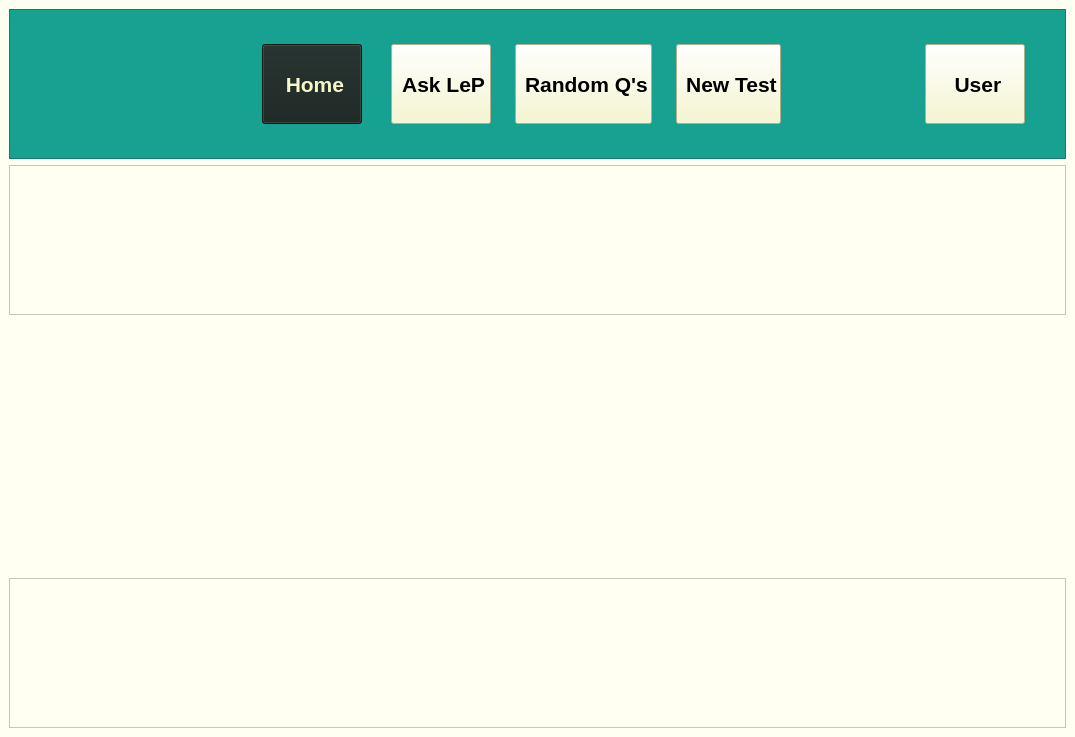
The window that src/views/ui/main.ui (adibozzhanov/LeProgram) describes before a commit, drawn with Qt 5.
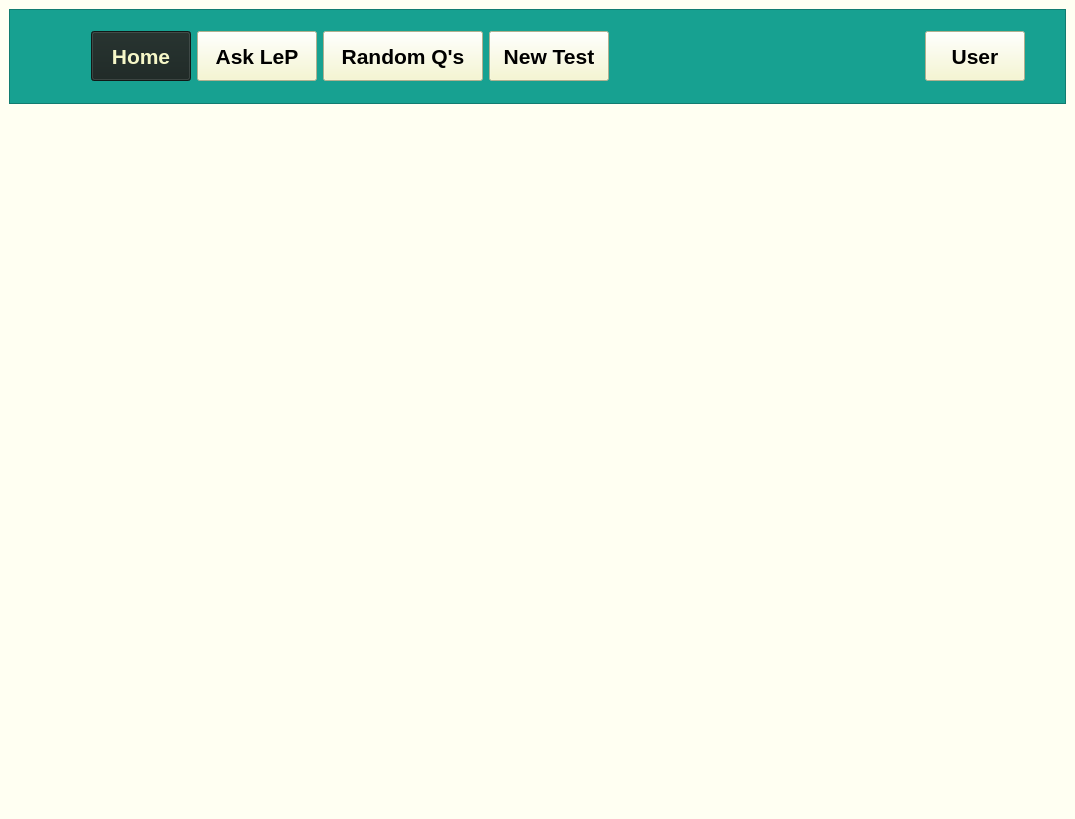
The same window after the commit. Icons and pictures are not drawn.

Commit message: fix: buttons less squigly in menu bar

```diff
--- a/src/views/ui/main.ui
+++ b/src/views/ui/main.ui
@@ -7,9 +7,15 @@
     <x>0</x>
     <y>0</y>
     <width>1075</width>
-    <height>737</height>
+    <height>119</height>
    </rect>
   </property>
+  <property name="maximumSize">
+   <size>
+    <width>16777215</width>
+    <height>119</height>
+   </size>
+  </property>
   <property name="font">
    <font>
     <family>Helvetica Neue</family>
@@ -35,7 +41,7 @@
     <bool>false</bool>
    </property>
    <layout class="QGridLayout" name="gridLayout">
-    <item row="2" column="0">
+    <item row="1" column="0">
      <widget class="QFrame" name="mainFrame">
       <property name="sizePolicy">
        <sizepolicy hsizetype="Minimum" vsizetype="Minimum">
@@ -43,6 +49,12 @@
         <verstretch>0</verstretch>
        </sizepolicy>
       </property>
+      <property name="minimumSize">
+       <size>
+        <width>0</width>
+        <height>700</height>
+       </size>
+      </property>
       <property name="maximumSize">
        <size>
         <width>16777215</width>
@@ -122,22 +134,6 @@
        <property name="bottomMargin">
         <number>9</number>
        </property>
-       <item>
-        <spacer name="horizontalSpacer_2">
-         <property name="orientation">
-          <enum>Qt::Horizontal</enum>
-         </property>
-         <property name="sizeType">
-          <enum>QSizePolicy::Fixed</enum>
-         </property>
-         <property name="sizeHint" stdset="0">
-          <size>
-           <width>30</width>
-           <height>20</height>
-          </size>
-         </property>
-        </spacer>
-       </item>
        <item>
         <widget class="QLabel" name="logo">
          <property name="sizePolicy">
@@ -179,12 +175,21 @@
          </property>
          <property name="sizeHint" stdset="0">
           <size>
-           <width>150</width>
+           <width>0</width>
            <height>20</height>
           </size>
          </property>
         </spacer>
        </item>
+       <item>
+        <widget class="QFrame" name="frame">
+         <property name="frameShape">
+          <enum>QFrame::NoFrame</enum>
+         </property>
+         <property name="frameShadow">
+          <enum>QFrame::Raised</enum>
+         </property>
+         <layout class="QHBoxLayout" name="horizontalLayout_2">
        <item>
         <widget class="QPushButton" name="homeButton">
          <property name="sizePolicy">
@@ -195,14 +200,14 @@
          </property>
          <property name="minimumSize">
           <size>
-           <width>0</width>
-           <height>0</height>
+              <width>100</width>
+              <height>50</height>
           </size>
          </property>
          <property name="maximumSize">
           <size>
-           <width>16777215</width>
-           <height>80</height>
+              <width>100</width>
+              <height>50</height>
           </size>
          </property>
          <property name="font">
@@ -224,7 +229,7 @@
 </string>
          </property>
          <property name="text">
-          <string> Home</string>
+             <string>Home</string>
          </property>
          <property name="icon">
           <iconset>
@@ -239,22 +244,6 @@
          </property>
         </widget>
        </item>
-       <item>
-        <spacer name="verticalSpacer">
-         <property name="orientation">
-          <enum>Qt::Vertical</enum>
-         </property>
-         <property name="sizeType">
-          <enum>QSizePolicy::Fixed</enum>
-         </property>
-         <property name="sizeHint" stdset="0">
-          <size>
-           <width>5</width>
-           <height>75</height>
-          </size>
-         </property>
-        </spacer>
-       </item>
        <item>
         <widget class="QPushButton" name="askLepButton">
          <property name="sizePolicy">
@@ -265,14 +254,14 @@
          </property>
          <property name="minimumSize">
           <size>
-           <width>0</width>
-           <height>0</height>
+              <width>120</width>
+              <height>50</height>
           </size>
          </property>
          <property name="maximumSize">
           <size>
-           <width>16777215</width>
-           <height>80</height>
+              <width>120</width>
+              <height>50</height>
           </size>
          </property>
          <property name="font">
@@ -293,7 +282,7 @@
 selection-background-color: rgb(233, 234, 189);</string>
          </property>
          <property name="text">
-          <string> Ask LeP</string>
+             <string>Ask LeP</string>
          </property>
          <property name="icon">
           <iconset>
@@ -318,14 +307,14 @@
          </property>
          <property name="minimumSize">
           <size>
-           <width>0</width>
-           <height>0</height>
+              <width>160</width>
+              <height>50</height>
           </size>
          </property>
          <property name="maximumSize">
           <size>
-           <width>16777215</width>
-           <height>80</height>
+              <width>160</width>
+              <height>50</height>
           </size>
          </property>
          <property name="font">
@@ -346,7 +335,7 @@
 selection-background-color: rgb(233, 234, 189);</string>
          </property>
          <property name="text">
-          <string> Random Q's</string>
+             <string>Random Q's</string>
          </property>
          <property name="icon">
           <iconset>
@@ -371,14 +360,14 @@
          </property>
          <property name="minimumSize">
           <size>
-           <width>0</width>
-           <height>0</height>
+              <width>120</width>
+              <height>50</height>
           </size>
          </property>
          <property name="maximumSize">
           <size>
-           <width>16777215</width>
-           <height>80</height>
+              <width>120</width>
+              <height>50</height>
           </size>
          </property>
          <property name="font">
@@ -399,7 +388,7 @@
 selection-background-color: rgb(233, 234, 189);</string>
          </property>
          <property name="text">
-          <string> New Test</string>
+             <string>New Test</string>
          </property>
          <property name="icon">
           <iconset>
@@ -421,13 +410,10 @@
         </widget>
        </item>
        <item>
-        <spacer name="rightSpacer1">
+           <spacer name="horizontalSpacer_2">
          <property name="orientation">
           <enum>Qt::Horizontal</enum>
          </property>
-         <property name="sizeType">
-          <enum>QSizePolicy::Preferred</enum>
-         </property>
          <property name="sizeHint" stdset="0">
           <size>
            <width>40</width>
@@ -436,21 +422,8 @@
          </property>
         </spacer>
        </item>
-       <item>
-        <spacer name="rightSpacer2">
-         <property name="orientation">
-          <enum>Qt::Horizontal</enum>
-         </property>
-         <property name="sizeType">
-          <enum>QSizePolicy::Preferred</enum>
-         </property>
-         <property name="sizeHint" stdset="0">
-          <size>
-           <width>40</width>
-           <height>20</height>
-          </size>
-         </property>
-        </spacer>
+         </layout>
+        </widget>
        </item>
        <item>
         <spacer name="rightSpacer3">
@@ -478,14 +451,14 @@
          </property>
          <property name="minimumSize">
           <size>
-           <width>0</width>
-           <height>0</height>
+           <width>100</width>
+           <height>50</height>
           </size>
          </property>
          <property name="maximumSize">
           <size>
-           <width>16777215</width>
-           <height>80</height>
+           <width>100</width>
+           <height>50</height>
           </size>
          </property>
          <property name="font">
@@ -506,7 +479,7 @@
 selection-background-color: rgb(233, 234, 189);</string>
          </property>
          <property name="text">
-          <string> User</string>
+          <string>User</string>
          </property>
          <property name="icon">
           <iconset>
@@ -539,50 +512,6 @@
       </layout>
      </widget>
     </item>
-    <item row="1" column="0">
-     <widget class="QFrame" name="fakeSpacer">
-      <property name="minimumSize">
-       <size>
-        <width>0</width>
-        <height>0</height>
-       </size>
-      </property>
-      <property name="maximumSize">
-       <size>
-        <width>16777215</width>
-        <height>150</height>
-       </size>
-      </property>
-      <property name="frameShape">
-       <enum>QFrame::StyledPanel</enum>
-      </property>
-      <property name="frameShadow">
-       <enum>QFrame::Raised</enum>
-      </property>
-     </widget>
-    </item>
-    <item row="3" column="0">
-     <widget class="QFrame" name="fakeBottomSpacer">
-      <property name="minimumSize">
-       <size>
-        <width>0</width>
-        <height>0</height>
-       </size>
-      </property>
-      <property name="maximumSize">
-       <size>
-        <width>16777215</width>
-        <height>150</height>
-       </size>
-      </property>
-      <property name="frameShape">
-       <enum>QFrame::StyledPanel</enum>
-      </property>
-      <property name="frameShadow">
-       <enum>QFrame::Raised</enum>
-      </property>
-     </widget>
-    </item>
    </layout>
   </widget>
  </widget>
```
Lines whose indentation alone changed are shown as unchanged. The commit also changes 1 other file.
